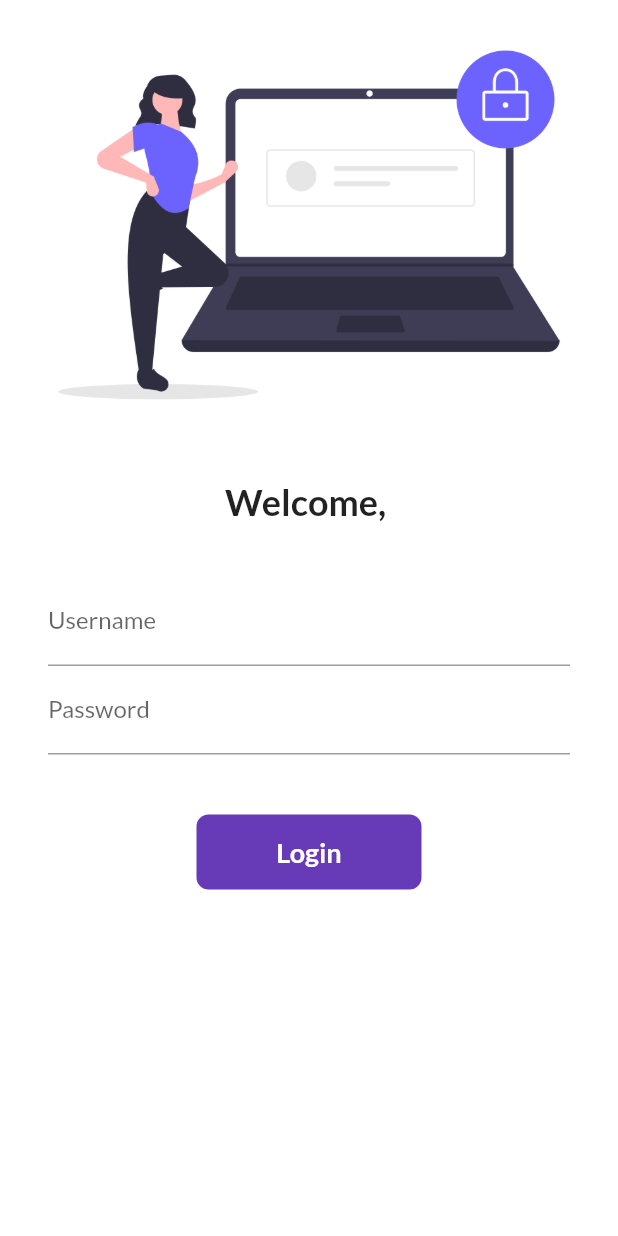
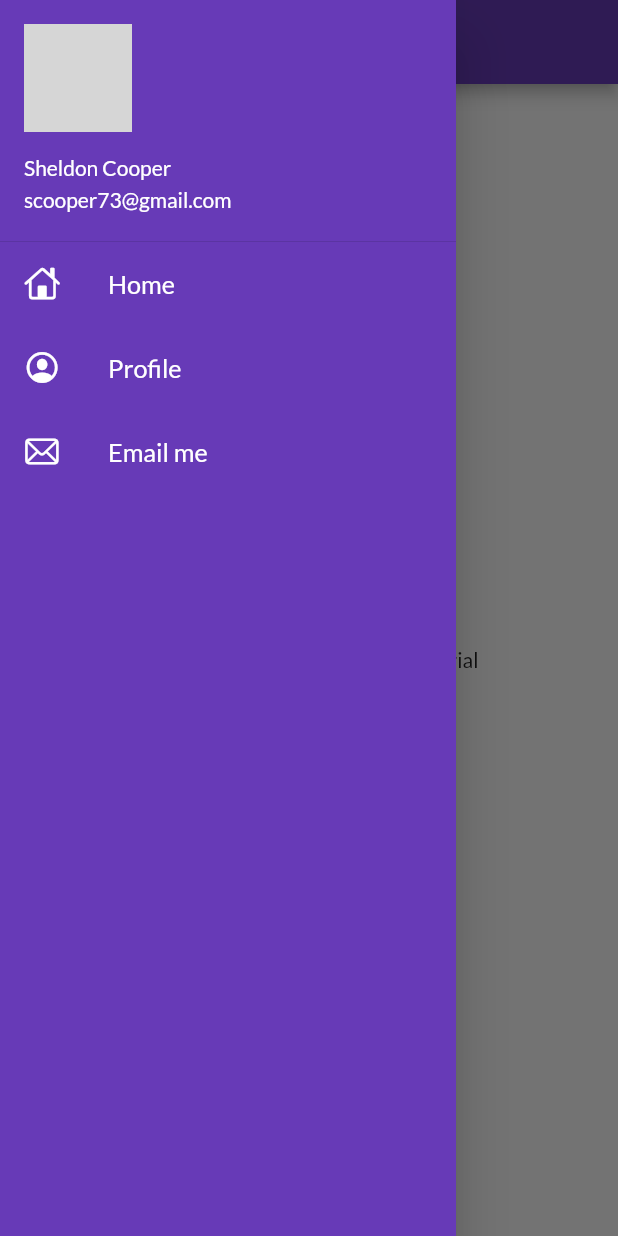
Before and after one commit to pranjal07pandey/flutterCatalog, a Flutter app: the screen it shows after launch, with the side drawer open (before the commit the screen has no drawer), on a phone screen of 412 x 824 dp. Run offline on Flutter 3.47's test engine with Material 2 defaults, Android fonts, the phone set to English and light mode, and no system bars; our stand-ins replace google_fonts; network calls fail; grey boxes are pictures that could not be loaded.

Commit message:
added drawer

```diff
--- a/lib/main.dart
+++ b/lib/main.dart
@@ -22,7 +22,7 @@ class MyApp extends StatelessWidget {
         MyRoutes.homeRoute: (context) => HomePage(),
         MyRoutes.loginRoute: (context) => LoginPage()
       },
-      initialRoute: '/login',
+      initialRoute: MyRoutes.homeRoute,
     );
   }
 }
--- a/lib/pages/home_page.dart
+++ b/lib/pages/home_page.dart
@@ -1,4 +1,5 @@
 import 'package:flutter/material.dart';
+import 'package:flutter_catalog/widgets/drawer.dart';
 
 class HomePage extends StatelessWidget {
   @override
@@ -14,7 +15,9 @@ class HomePage extends StatelessWidget {
           child: Text('welcome to $days days of flutter tutorial'),
         ),
       ),
-      drawer: Drawer(),
+      drawer: Mydrawer(
+
+      ),
     );
   }
 }
--- /dev/null
+++ b/lib/widgets/drawer.dart
@@ -0,0 +1,65 @@
+import 'package:flutter/cupertino.dart';
+import 'package:flutter/material.dart';
+
+class Mydrawer extends StatelessWidget {
+  @override
+  Widget build(BuildContext context) {
+    final imageUrl =
+        'http://www.tvstyleguide.com/wp-content/uploads/2015/11/sheldon_cooper_big_bang_theory.jpg';
+    return Drawer(
+      child: Container(
+        color: Colors.deepPurple,
+        child: ListView(
+          padding: EdgeInsets.zero,
+          children: [
+            DrawerHeader(
+                padding: EdgeInsets.zero,
+                margin: EdgeInsets.zero,
+                child: UserAccountsDrawerHeader(
+                  decoration: BoxDecoration(color: Colors.deepPurple),
+                  margin: EdgeInsets.zero,
+                  accountName: Text('Sheldon Cooper'),
+                  accountEmail: Text('scooper73@gmail.com'),
+                  currentAccountPicture: CircleAvatar(
+                    backgroundImage: NetworkImage(imageUrl),
+                  ),
+                )),
+            ListTile(
+              leading: Icon(
+                CupertinoIcons.home,
+                color: Colors.white,
+              ),
+              title: Text(
+                'Home',
+                style: TextStyle(color: Colors.white),
+                textScaleFactor: 1.2,
+              ),
+            ),
+            ListTile(
+              leading: Icon(
+                CupertinoIcons.profile_circled,
+                color: Colors.white,
+              ),
+              title: Text(
+                'Profile',
+                style: TextStyle(color: Colors.white),
+                textScaleFactor: 1.2,
+              ),
+            ),
+            ListTile(
+              leading: Icon(
+                CupertinoIcons.mail,
+                color: Colors.white,
+              ),
+              title: Text(
+                'Email me',
+                style: TextStyle(color: Colors.white),
+                textScaleFactor: 1.2,
+              ),
+            ),
+          ],
+        ),
+      ),
+    );
+  }
+}
```
